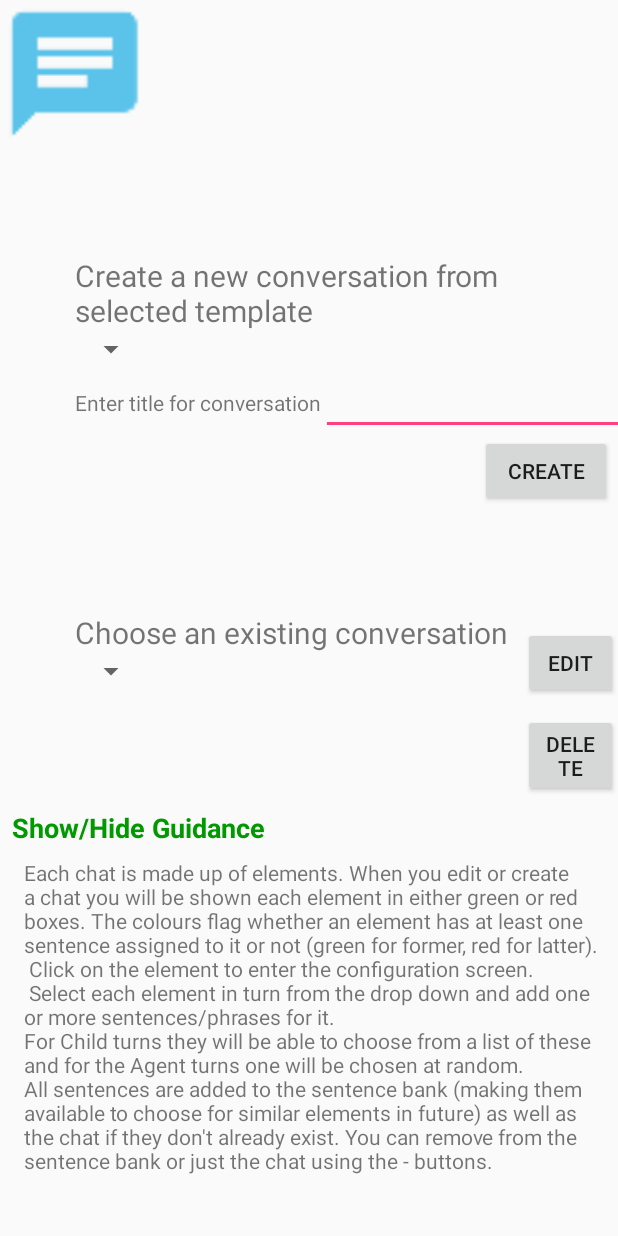
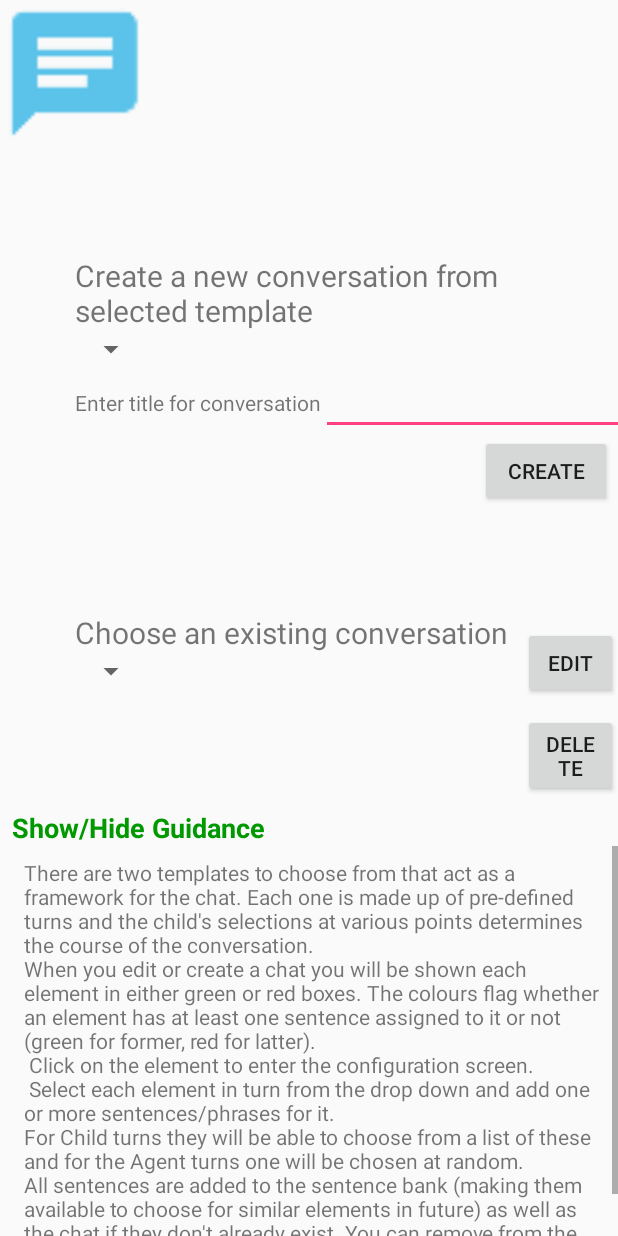
Before and after one commit to Jo-R/ChatBox, an Android app: the layout activity_parent_home.xml on its own in the app's theme, with its tools: preview values and no code run, on a phone screen of 412 x 824 dp. Run offline under Robolectric (Android 15) with nearby library versions, the phone set to English and light mode, and no system bars.

Commit message:
tweak to guidance on parent home

```diff
--- a/app/src/main/res/values/strings.xml
+++ b/app/src/main/res/values/strings.xml
@@ -24,8 +24,10 @@
     <string name="config_sentence_bank_choose">OR choose from sentence bank</string>
     <string name="config_edit_existing">OR remove an existing sentence from chat</string>
     <string name="config_whose_turn">Whose turn is it?</string>
-    <string name="config_input_sentence_description">Each chat is made up of elements. When you
-        edit or create a chat you will be shown each element in either green or red boxes.
+    <string name="config_input_sentence_description">There are two templates to choose from
+        that act as a framework for the chat. Each one is made up of pre-defined turns and the
+        child\'s selections at various points determines the course of the conversation.
+        \nWhen you edit or create a chat you will be shown each element in either green or red boxes.
         The colours flag whether an element has at least one sentence assigned to it or not
         (green for former, red for latter). \n Click on the element to enter the configuration
         screen.
```
